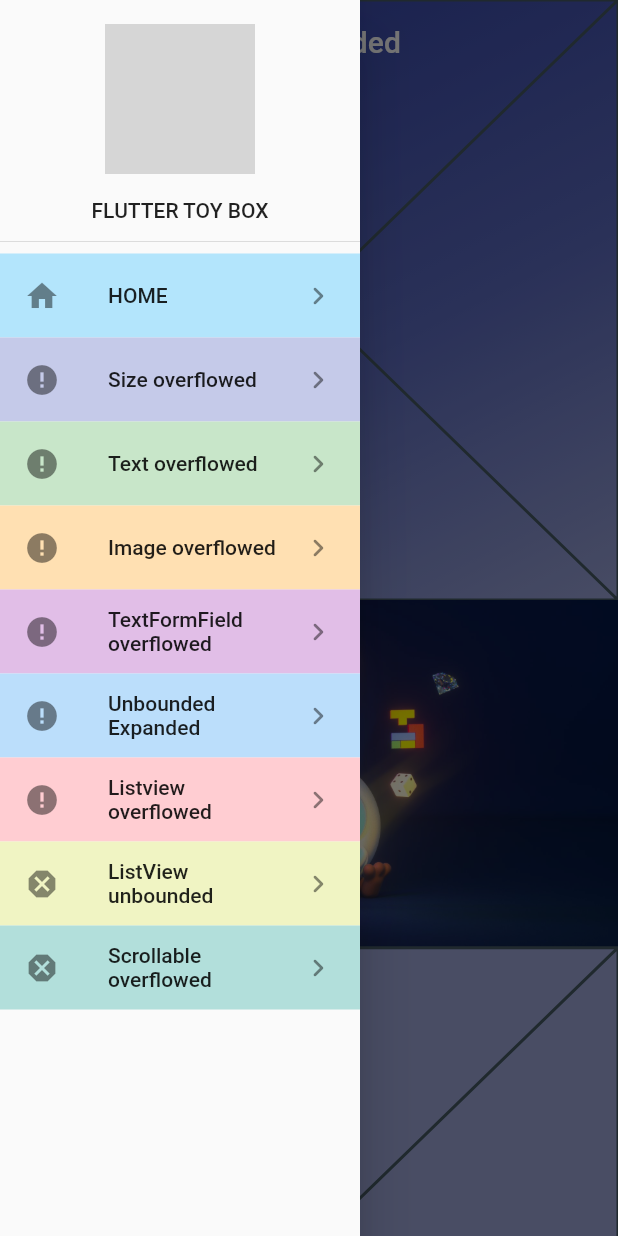
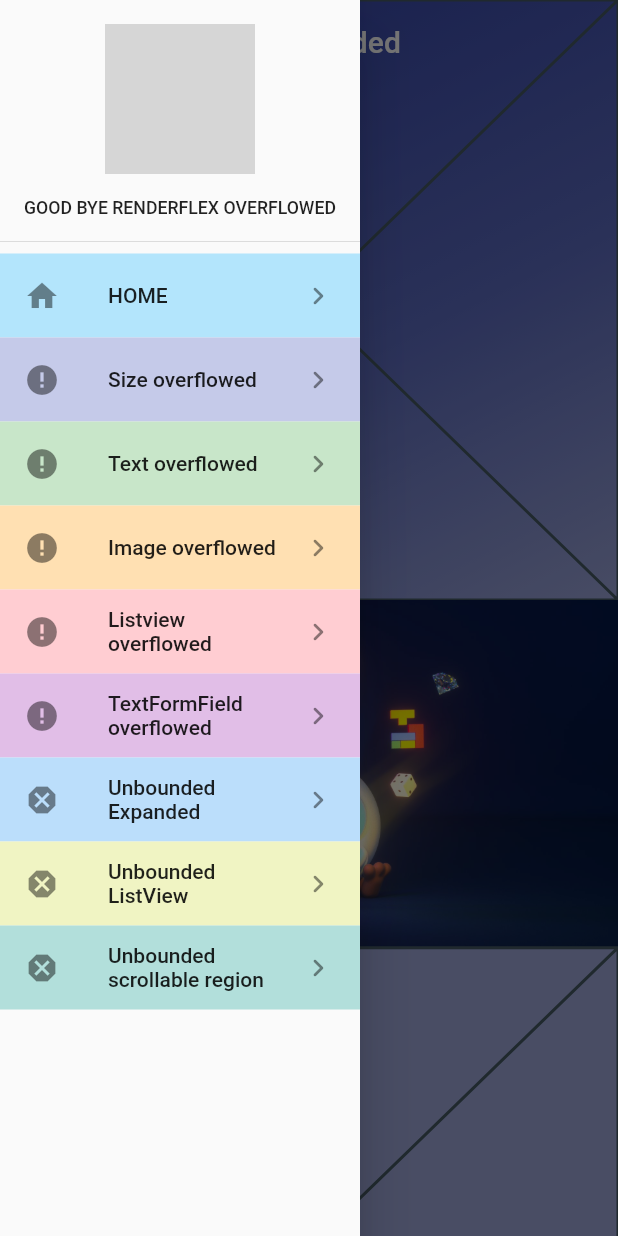
Before and after one commit to heyhey1028/flutter_samples, a Flutter app: the UnboundedExpandedScreen screen opened directly, with the side drawer open, on a phone screen of 412 x 824 dp. Run offline on Flutter 3.47's test engine with Material 2 defaults, Android fonts, the phone set to English and light mode, and no system bars; our stand-ins replace flutter_riverpod, js; grey boxes are pictures that could not be loaded.

Commit message:
update goodbye_renderflex_overflowed

```diff
--- a/samples/goodbye_renderflex_overflowed/lib/features/unbounded_expanded.dart
+++ b/samples/goodbye_renderflex_overflowed/lib/features/unbounded_expanded.dart
@@ -14,14 +14,13 @@ class UnboundedExpandedScreen extends ConsumerWidget {
       color: Colors.indigo,
       body: SingleChildScrollView(
         child: Column(
-          /// Fix: add `mainAxisSize: MainAxisSize.min`
+          mainAxisSize: MainAxisSize.min,
           children: [
-            /// Fix: wrap children with `Flexible` instead of `Expanded`
-            const Expanded(child: Placeholder()),
-            Expanded(
+            const Flexible(child: Placeholder()),
+            Flexible(
               child: Image.asset('assets/images/dash_game.jpeg'),
             ),
-            const Expanded(child: Placeholder()),
+            const Flexible(child: Placeholder()),
           ],
         ),
       ),
--- a/samples/goodbye_renderflex_overflowed/lib/features/scrollable_region_overflow.dart
+++ b/samples/goodbye_renderflex_overflowed/lib/features/unbounded_scrollable_region.dart
@@ -4,13 +4,13 @@ import 'package:flutter/material.dart';
 import 'package:flutter_riverpod/flutter_riverpod.dart';
 import 'package:goodbye_renderflex_overflowed/widgets/app_scaffold.dart';
 
-class ScrollableRegionOverflowScreen extends ConsumerWidget {
-  const ScrollableRegionOverflowScreen({super.key});
+class UnboundedScrollableRegionScreen extends ConsumerWidget {
+  const UnboundedScrollableRegionScreen({super.key});
 
   @override
   Widget build(BuildContext context, WidgetRef ref) {
     return AppScaffold(
-      title: const Text('Scrollable region overflowed'),
+      title: const Text('Unbounded scrollable region'),
       color: Colors.teal,
       body: Center(
         child: ListView(
--- a/samples/goodbye_renderflex_overflowed/lib/widgets/main_drawer.dart
+++ b/samples/goodbye_renderflex_overflowed/lib/widgets/main_drawer.dart
@@ -1,10 +1,10 @@
 import 'package:flutter/material.dart';
-import 'package:goodbye_renderflex_overflowed/features/listview_unbounded.dart';
+import 'package:goodbye_renderflex_overflowed/features/unbounded_listview.dart';
 import 'package:goodbye_renderflex_overflowed/features/overflowed_image.dart';
 import 'package:goodbye_renderflex_overflowed/features/overflowed_listview.dart';
 import 'package:goodbye_renderflex_overflowed/features/overflowed_text.dart';
 import 'package:goodbye_renderflex_overflowed/features/overflowed_textformfield.dart';
-import 'package:goodbye_renderflex_overflowed/features/scrollable_region_overflow.dart';
+import 'package:goodbye_renderflex_overflowed/features/unbounded_scrollable_region.dart';
 import 'package:goodbye_renderflex_overflowed/features/unbounded_expanded.dart';
 
 import '../features/overflowed_size.dart';
@@ -32,7 +32,9 @@ class MainDrawer extends StatelessWidget {
                   const SizedBox(
                     height: 16,
                   ),
-                  const Text('FLUTTER TOY BOX'),
+                  const FittedBox(
+                    child: Text('GOOD BYE RENDERFLEX OVERFLOWED'),
+                  ),
                 ],
               ),
             ),
@@ -61,6 +63,12 @@ class MainDrawer extends StatelessWidget {
               navigateTo: const OverflowedImageScreen(),
             ),
             DrawerTile(
+              color: Colors.red[100],
+              icon: const Icon(Icons.error),
+              title: 'Listview overflowed',
+              navigateTo: const OverflowedListviewScreen(),
+            ),
+            DrawerTile(
               color: Colors.purple[100],
               icon: const Icon(Icons.error),
               title: 'TextFormField overflowed',
@@ -68,27 +76,21 @@ class MainDrawer extends StatelessWidget {
             ),
             DrawerTile(
               color: Colors.blue[100],
-              icon: const Icon(Icons.error),
+              icon: const Icon(Icons.dangerous),
               title: 'Unbounded Expanded',
               navigateTo: const UnboundedExpandedScreen(),
             ),
             DrawerTile(
-              color: Colors.red[100],
-              icon: const Icon(Icons.error),
-              title: 'Listview overflowed',
-              navigateTo: const OverflowedListviewScreen(),
-            ),
-            DrawerTile(
               color: Colors.lime[100],
               icon: const Icon(Icons.dangerous),
-              title: 'ListView unbounded',
-              navigateTo: const ListviewUnboundedScreen(),
+              title: 'Unbounded ListView',
+              navigateTo: const UnboundedListViewScreen(),
             ),
             DrawerTile(
               color: Colors.teal[100],
               icon: const Icon(Icons.dangerous),
-              title: 'Scrollable overflowed',
-              navigateTo: const ScrollableRegionOverflowScreen(),
+              title: 'Unbounded scrollable region',
+              navigateTo: const UnboundedScrollableRegionScreen(),
             ),
           ],
         ),
```
Also changed, not shown: samples/goodbye_renderflex_overflowed/lib/features/listview_unbounded.dart (deleted, +0 -37 lines), samples/goodbye_renderflex_overflowed/lib/features/overflowed_size.dart (+7 -5 lines), samples/goodbye_renderflex_overflowed/lib/features/unbounded_listview.dart (added, +40 -0 lines).
